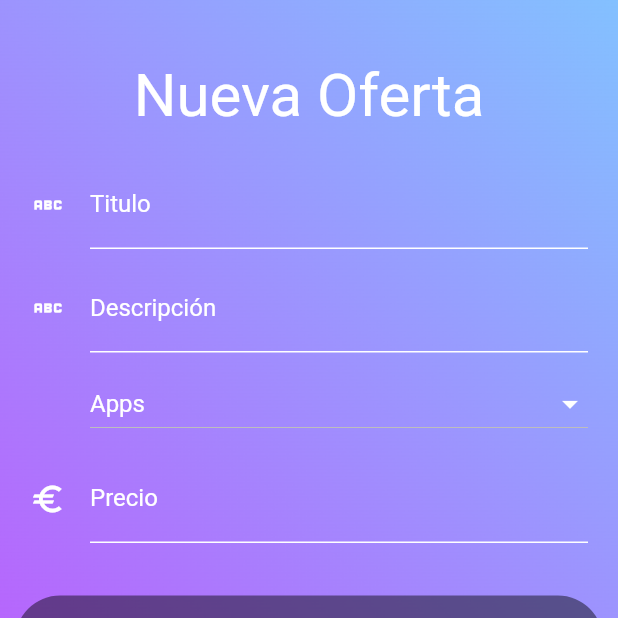
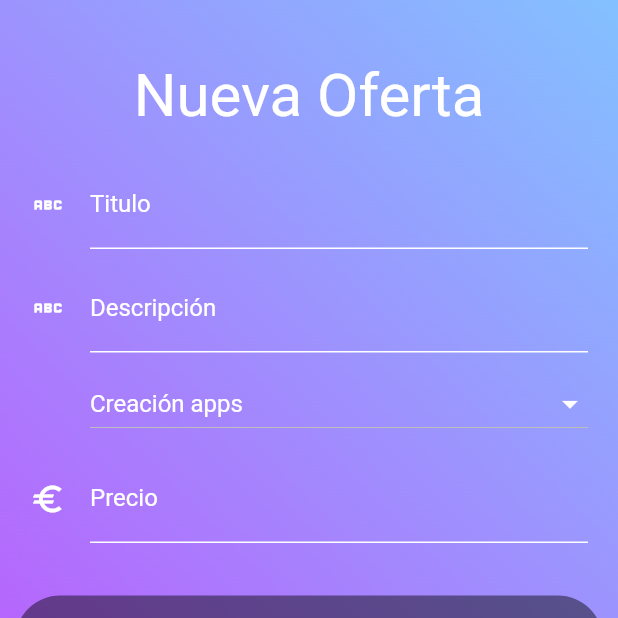
Before and after one commit to Golden0984/Coonet_, a Flutter app: the PaginaNuevaOferta screen opened directly, on a phone screen of 412 x 824 dp, the top half of it. Run offline on Flutter 3.47's test engine with Material 2 defaults, Android fonts, the phone set to English and light mode, and no system bars; our stand-ins replace dio, fluttertoast, glass, image_picker; missing offline and left inert: image_picker_for_web.

Commit message:
Update PaginaNuevaOferta.dart

```diff
--- a/lib/pages/PaginaNuevaOferta.dart
+++ b/lib/pages/PaginaNuevaOferta.dart
@@ -227,23 +227,48 @@ class _OfertaPageState extends State<PaginaNuevaOferta>{
         value: vactu,
         items: const [
           DropdownMenuItem(
-            child: Text('Apps', style: TextStyle(
+            child: Text('Creación apps', style: TextStyle(
               color: Colors.white,
               ),
             ),
-            value: "app",),
-            DropdownMenuItem(
-              child: Text('Web', style: TextStyle(
+            value: "app",
+          ),
+          DropdownMenuItem(
+              child: Text('Programación', style: TextStyle(
                 color: Colors.white,
               ),
             ),
-            value: "web",),
-            DropdownMenuItem(
-              child: Text('Edición', style: TextStyle(
+            value: "programacion",
+          ),
+          DropdownMenuItem(
+              child: Text('Diseño web', style: TextStyle(
                 color: Colors.white,
                 ),
               ),
-            value: "edicion",),
+            value: "diseñoweb",
+          ),
+          DropdownMenuItem(
+              child: Text('Edición de video', style: TextStyle(
+                color: Colors.white,
+                ),
+              ),
+            value: "videoEditig",
+          ),
+          DropdownMenuItem(
+              child: Text('Edición Fotos', style: TextStyle(
+                color: Colors.white,
+                ),
+              ),
+            value: "editfotos",
+          ),
+          DropdownMenuItem(
+              child: Text('Producción Video', style: TextStyle(
+                color: Colors.white,
+                ),
+              ),
+            value: "produvideo",
+          ),
+
         ],
         onChanged: (valor){
           setState((){
```
